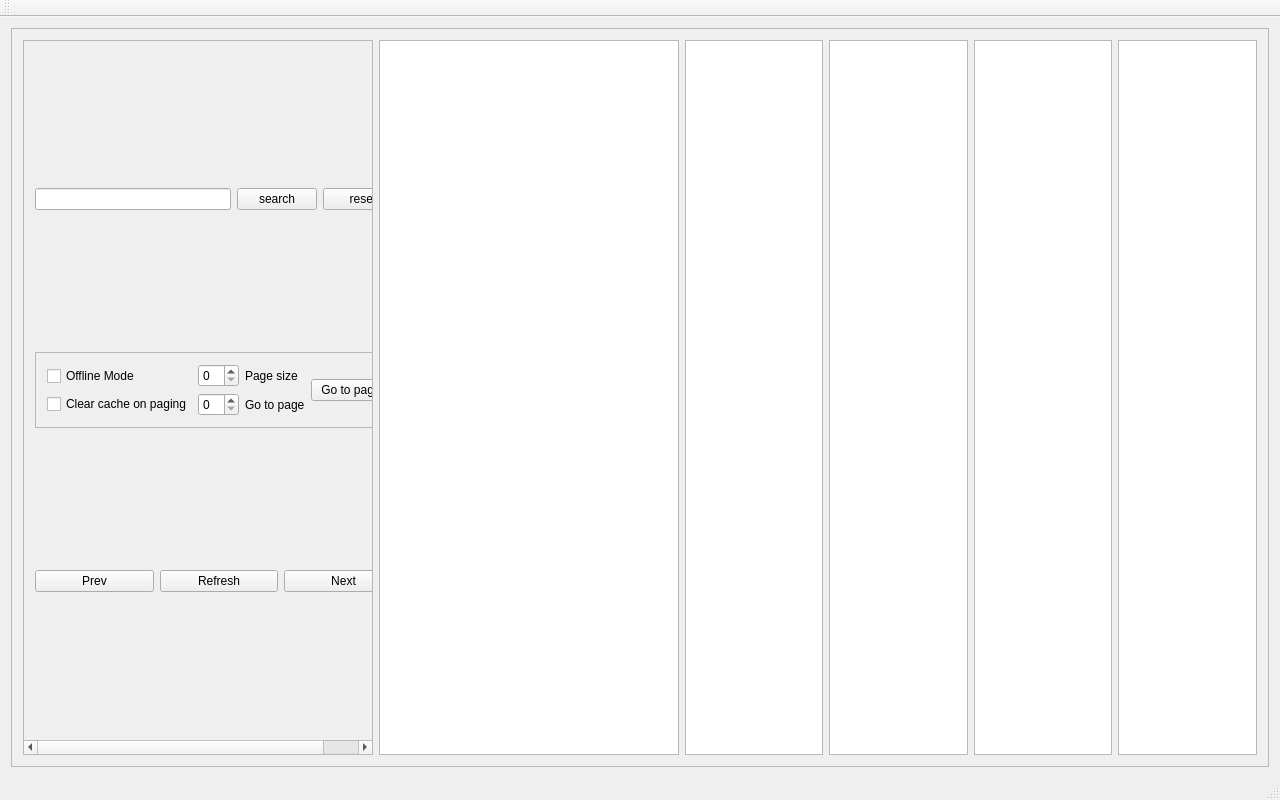
blockspacer/pages, file mainwindow.ui: the form before one commit.
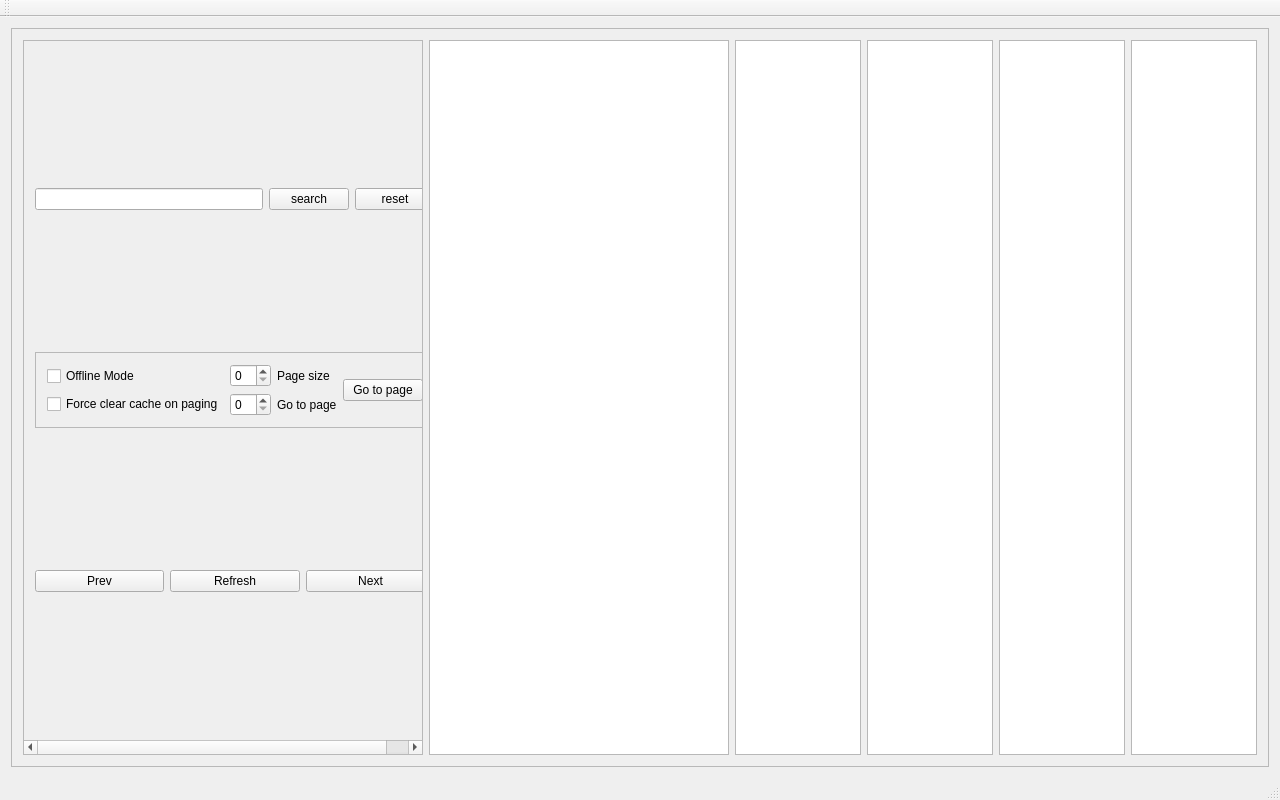
The form after the commit.

Commit message: fixed filter and paging

```diff
--- a/mainwindow.ui
+++ b/mainwindow.ui
@@ -73,7 +73,7 @@
          </property>
          <property name="minimumSize">
           <size>
-           <width>350</width>
+           <width>400</width>
            <height>0</height>
           </size>
          </property>
@@ -85,7 +85,7 @@
            <rect>
             <x>0</x>
             <y>0</y>
-            <width>348</width>
+            <width>398</width>
             <height>716</height>
            </rect>
           </property>
@@ -122,7 +122,7 @@
                   <item>
                    <widget class="QCheckBox" name="clearCacheOnPagingCheckBox">
                     <property name="text">
-                     <string>Clear cache on paging</string>
+                     <string>Force clear cache on paging</string>
                     </property>
                    </widget>
                   </item>
```
The commit also changes 5 other files.
